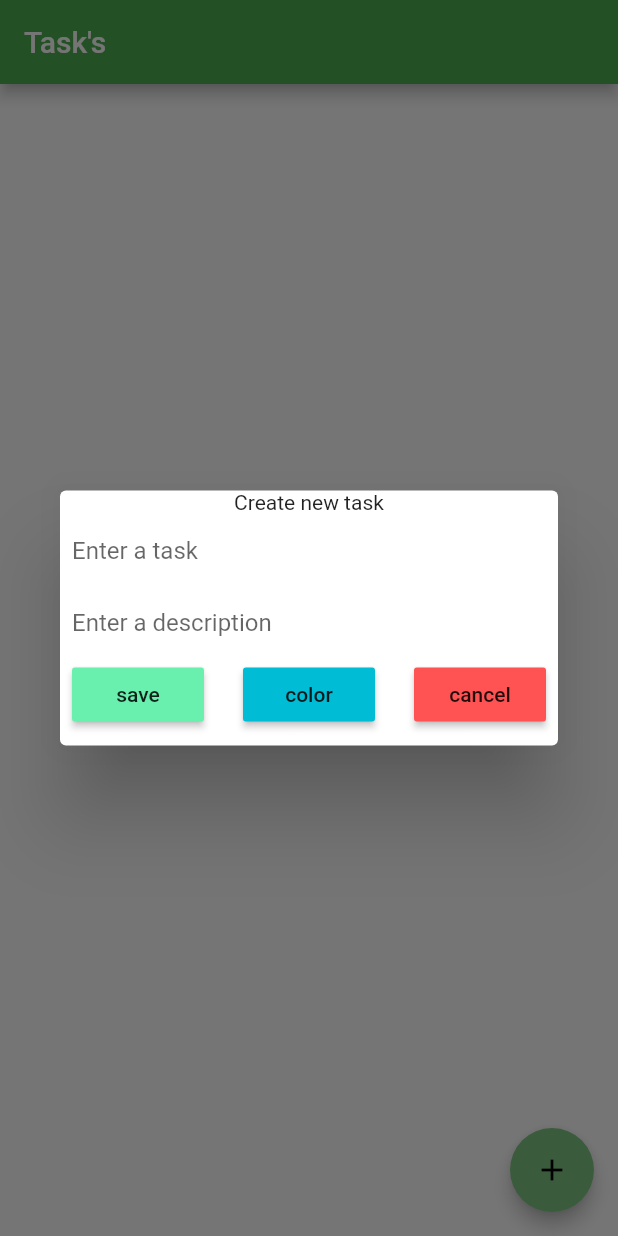
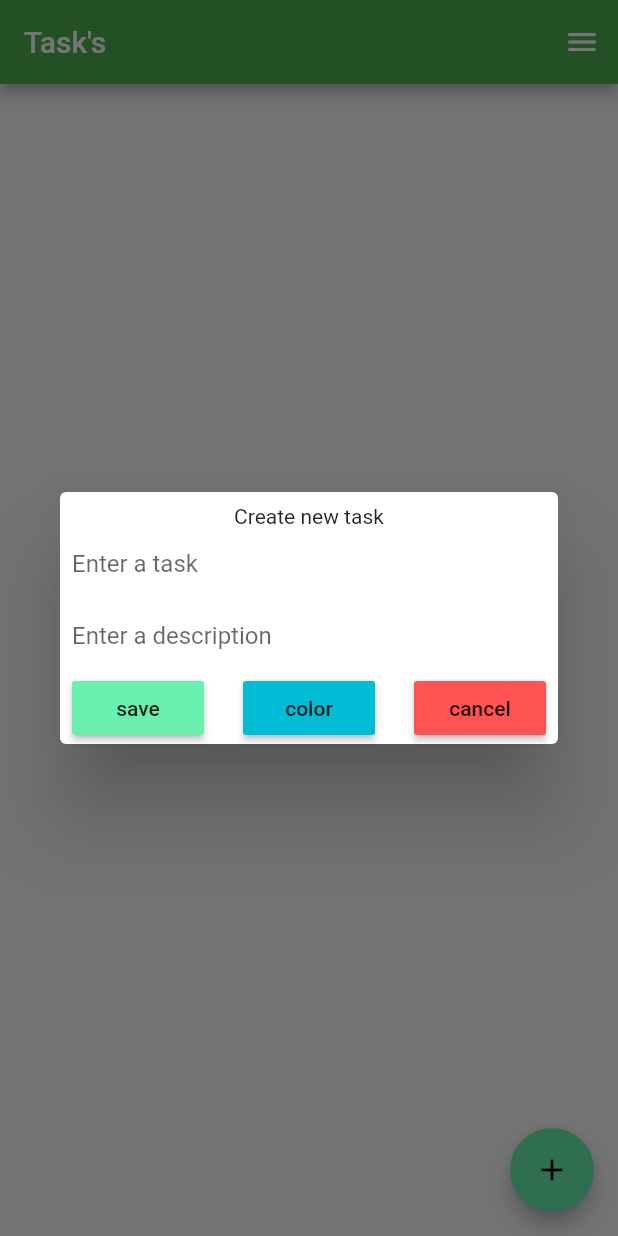
Before and after one commit to Elereman/ToDo, a Flutter app: the screen it shows after launch, after a tap on the "add" icon, on a phone screen of 412 x 824 dp. Run offline on Flutter 3.47's test engine with Material 2 defaults, Android fonts, the phone set to English and light mode, and no system bars; our stand-ins replace rxdart.

Commit message:
Ui edited :  added Settings widget  edited color choose dialog  added dark theme Fixed bugs

```diff
--- a/lib/blocs/home_page_bloc.dart
+++ b/lib/blocs/home_page_bloc.dart
@@ -4,6 +4,7 @@ import 'package:ToDo/blocs/events.dart';
 import 'package:ToDo/blocs/states.dart' as states;
 import 'package:ToDo/blocs/states.dart';
 import 'package:ToDo/models/file_system_repository.dart';
+import 'package:ToDo/models/mock_task_repository.dart';
 import 'package:ToDo/models/task.dart';
 import 'package:ToDo/models/task_repository.dart';
 import 'package:flutter/foundation.dart';
@@ -30,7 +31,7 @@ class HomePageBloc {
     switch (event.type) {
       case HomePageInitializedEvent:
         print('HomePageInitialized');
-        _repository.initialize().then((value) async {
+        await _repository.initialize().then((void value) async {
           _stateStreamController
               .add(HomePageInitializedState<List<Task>>(await _repository.getAll()));
         });
@@ -39,30 +40,38 @@ class HomePageBloc {
       case AddTaskButtonPressedEvent:
         print('TaskButtonPressed');
         final AddTaskButtonPressedEvent _event = event as AddTaskButtonPressedEvent;
-        _repository.create(_event.task);
-        _stateStreamController.add(TaskWidgetCreatedState<Task>(Task(
-            _event.task.task, _event.task.description, _event.task.color)));
+        await _repository.create(_event.task);
+        _stateStreamController.add(TaskWidgetCreatedState<Task>(_event.task));
         break;
 
       case TaskDeletedEvent:
         print('TaskDeleted');
         final TaskDeletedEvent _event = event as TaskDeletedEvent;
-        _repository.delete(_event.task);
-        _stateStreamController.add(TaskDeletedState<bool>(true));
+        await _repository.delete(_event.task);
+        _stateStreamController.add(TaskDeletedState<Task>(_event.task));
+        break;
+
+      case AllTaskDeletedEvent:
+        print('AllTaskDeleted');
+        final AllTaskDeletedEvent _event = event as AllTaskDeletedEvent;
+        _event.taskE.forEach((Task element) async {
+          await _repository.delete(element);
+        });
+        _stateStreamController.add(AllTaskDeletedState<List<Task>>(_event.task));
         break;
 
       case TaskPressedEvent:
         final TaskPressedEvent _event = event as TaskPressedEvent;
-        _repository.update(_event.taskO);
+        final Task updated = await _repository.update(_event.taskO);
         print('TaskPressed');
-        _stateStreamController.add(PressedState<bool>(true));
+        _stateStreamController.add(PressedState<Task>(updated));
         break;
 
       case TaskLongPressedEvent:
         final TaskLongPressedEvent _event = event as TaskLongPressedEvent;
-        _repository.update(_event.taskO);
+        final Task updated = await _repository.update(_event.taskO);
         print('TaskLongPressed');
-        _stateStreamController.add(PressedState<bool>(true));
+        _stateStreamController.add(PressedState<Task>(updated));
         break;
     }
   }
@@ -92,7 +101,21 @@ class TaskDeletedEvent extends Event {
   Task get taskE => task;
 }
 
-class TaskEditedEvent extends Event {}
+class AllTaskDeletedEvent extends Event {
+  final List<Task> task;
+
+  AllTaskDeletedEvent({@required this.task});
+
+  List<Task> get taskE => task;
+}
+
+class TaskEditedEvent extends Event {
+  final Task task;
+
+  TaskEditedEvent({@required this.task});
+
+  Task get taskE => task;
+}
 
 class HomePageInitializedState<T> extends states.State<T> {
   final T data;
@@ -100,7 +123,16 @@ class HomePageInitializedState<T> extends states.State<T> {
   HomePageInitializedState(this.data);
 
   @override
-  T get stateData => throw UnimplementedError();
+  T get stateData => data;
+}
+
+class AllTaskDeletedState<T> extends states.State<T> {
+  final T data;
+
+  AllTaskDeletedState(this.data);
+
+  @override
+  T get stateData => data;
 }
 
 class PressedState<T> extends states.State<T> {
@@ -118,7 +150,7 @@ class TaskDeletedState<T> extends states.State<T> {
   TaskDeletedState(this.state);
 
   @override
-  T get stateData => throw UnimplementedError();
+  T get stateData => state;
 }
 
 class LongPressedState<T> extends states.State<T> {
--- a/lib/main.dart
+++ b/lib/main.dart
@@ -12,8 +12,9 @@ class ToDoApp extends StatelessWidget {
     return MaterialApp(
       theme: ThemeData(
         primaryColor: Colors.green,
-        accentColor: Colors.green[300],
+        accentColor: Colors.greenAccent,
       ),
+      darkTheme: ThemeData.dark(),
       title: 'ToDo Application',
       home: HomePage(
         hbloc: HomePageBloc(),
--- a/lib/models/file_system_repository.dart
+++ b/lib/models/file_system_repository.dart
@@ -11,9 +11,9 @@ class FileSystemRepository implements TaskRepository {
 
   Future<File> get _localFile async {
     final String path = await _localPath;
-    final File _file = File('$path/$_fileName');
-    if(!(await _file.exists())) {
-      _file.create(recursive: true);
+    final File  _file = File('$path/$_fileName');
+    if(!await _file.exists()) {
+      _file.createSync();
     }
     return _file;
   }
@@ -25,37 +25,43 @@ class FileSystemRepository implements TaskRepository {
 
   Future<File> _writeTaskList(List<Task> tasks) async {
     final File file = await _localFile;
-    return file.writeAsString(_codec.encode(tasks));
+    file.deleteSync();
+    file.createSync();
+    return await file.writeAsString(_codec.encode(tasks));
   }
 
   Future<dynamic> _readTaskList() async {
     try {
       final File file = await _localFile;
       final String contents = await file.readAsString();
-
-      print(contents);
-      return _codec.decode(contents);
+      print('String $contents' + 'end');
+      if (contents.isNotEmpty) {
+        String clearContents = contents.replaceAll('null,', '');
+        return await _codec.decode(clearContents);
+      } else {
+        return <dynamic>[];
+      }
     } on Exception catch (e) {
-      print(e);
-      return null;
+      print('exeption $e');
+      return <dynamic>[];
     }
   }
 
   @override
   Future<bool> create(Task task) async {
-    getAll().then((List<Task> value) {
-      _writeTaskList(<Task>[...value, task]);
-      return true;
-    });
+    final List<Task> value = await getAll();
+    task.id = value.length;
+    print('task id ${task.id}');
+    await _writeTaskList(<Task>[...value, task]);
     return true;
   }
 
   @override
   Future<bool> delete(Task task) async {
-    List<Task> _tasks = await getAll();
-    _tasks.removeAt(task.
-    TaskID);
-    await _writeTaskList(_tasks);
+    final List<Task> _tasks = await getAll();
+    _tasks.removeAt(task.id);
+    await _writeTaskList(_rebuildIDsInList(_tasks));
+    print('deleted');
     return true;
   }
 
@@ -64,14 +70,30 @@ class FileSystemRepository implements TaskRepository {
     final dynamic value = await _readTaskList();
     if (value != null) {
       final List<Task> tasks = <Task>[];
+      print('runtime type ${value.runtimeType}');
       final List<dynamic> _tasks = value as List<dynamic>;
+      print('started conversion');
       _tasks.forEach((dynamic element) {
+        print(element as Map<String, dynamic>);
         tasks.add(_convertFromJsonToTask(element as Map<String, dynamic>));
       });
       return tasks;
     } else {
-      return <Task> [];
+      return <Task>[];
     }
+  }
+
+  List<Task> _rebuildIDsInList(List<Task> tasks) {
+    final List<Task> _result = <Task>[];
+    int id = 0;
+    tasks.forEach((Task element) {
+      if (element.id == id + 1) {
+        element.id = id;
+      }
+      _result.add(element);
+      ++id;
+    });
+    return _result;
   }
 
   Task _convertFromJsonToTask(Map<String, dynamic> task) => Task(
@@ -88,9 +110,11 @@ class FileSystemRepository implements TaskRepository {
   }
 
   @override
-  Future<bool> update(Task task) async {
-    await delete(task);
-    await create(task);
-    return true;
+  Future<Task> update(Task task) async {
+    final List<Task> _tasks = await getAll();
+    _tasks.removeAt(task.id);
+    _tasks.insert(task.id, task);
+    await _writeTaskList(_tasks);
+    return task;
   }
 }
--- a/lib/models/task.dart
+++ b/lib/models/task.dart
@@ -6,7 +6,7 @@ class Task {
   bool isCompleted;
 
   Task(this._task, this._taskDescription, this._color,
-      {this.isCompleted = false, this.id = 0});
+      {this.isCompleted = false, this.id = -1});
 
   bool get isComplete => isCompleted;
 
--- a/lib/view/pages/home_page.dart
+++ b/lib/view/pages/home_page.dart
@@ -1,6 +1,8 @@
 import 'package:ToDo/blocs/home_page_bloc.dart' as bloc;
 import 'package:ToDo/blocs/task_dialog_bloc.dart';
 import 'package:ToDo/models/task.dart';
+import 'package:ToDo/view/widgets/color_chose.dart';
+import 'package:ToDo/view/widgets/settings_widget.dart';
 import 'package:ToDo/view/widgets/task_dialog.dart';
 import 'package:ToDo/view/widgets/task_widget.dart';
 import 'package:ToDo/blocs/events.dart';
@@ -9,7 +11,7 @@ import 'package:flutter/material.dart';
 
 class HomePage extends StatelessWidget {
   final bloc.HomePageBloc hbloc;
-  final List<Widget> _widgets = <SimpleTaskWidget>[];
+  final List<TaskWidget> _widgets = <SimpleTaskWidget>[];
   final TaskDialogBloc _taskBloc = TaskDialogBloc();
   Color _chosenColor = Colors.cyan;
 
@@ -27,9 +29,10 @@ class HomePage extends StatelessWidget {
         _widgets.add(
           SimpleTaskWidget(
             bloc: hbloc,
-            color: Color(element.color),
+            mainColor: Color(element.color),
             task: element,
-            onDissmised: _deleteTaskWidget,
+            onDismissed: _deleteTaskWidget,
+            checkboxValue: element.isComplete,
             dialog: TaskDialog(
               onSaveButton: _sendTaskToBloc,
               dialogText: 'Create new task',
@@ -41,7 +44,7 @@ class HomePage extends StatelessWidget {
     });
   }
 
-  void _deleteTaskWidget(Widget widget) {
+  void _deleteTaskWidget(TaskWidget widget) {
     _widgets.remove(widget);
   }
 
@@ -65,24 +68,32 @@ class HomePage extends StatelessWidget {
     ));
   }
 
-  void _addWidgetFromSnapshot(AsyncSnapshot<states.State<dynamic>> snapshot) {
-    print(snapshot.data.runtimeType);
+  void _handleState(AsyncSnapshot<states.State<dynamic>> snapshot) {
     if (snapshot.hasData) {
       if (snapshot.data is states.TaskWidgetCreatedState<Task>) {
         final states.State<Task> _state =
             snapshot.data as states.TaskWidgetCreatedState<Task>;
         final Task _task = _state.stateData;
         _widgets.add(SimpleTaskWidget(
-          onDissmised: _deleteTaskWidget,
+            onDismissed: _deleteTaskWidget,
             bloc: hbloc,
-          color: _chosenColor,
+            mainColor: _chosenColor,
             task: _task,
             dialog: TaskDialog(
               onSaveButton: _sendTaskToBloc,
               dialogText: 'Edit task',
               bloc: _taskBloc,
-          )
-        ));
+            )));
+      } else if (snapshot.data is bloc.TaskDeletedState<Task>) {
+        final List<TaskWidget> _toRemove = <TaskWidget>[];
+        final states.State<Task> _state =
+        snapshot.data as bloc.TaskDeletedState<Task>;
+        _widgets.forEach((TaskWidget element) {
+          if(element.getTask() == _state.stateData) {
+            _toRemove.add(element);
+          }
+        });
+        _widgets.removeWhere((TaskWidget element) => _toRemove.contains(element));
       }
     }
   }
@@ -90,6 +101,9 @@ class HomePage extends StatelessWidget {
   @override
   Widget build(BuildContext context) {
     return Scaffold(
+      endDrawer: SettingsDrawer(<Color>[
+        Colors.black,
+      ], _deleteAllTasks),
       appBar: AppBar(
         title: const Text('Task\'s'),
       ),
@@ -97,14 +111,13 @@ class HomePage extends StatelessWidget {
           stream: hbloc.stateStream,
           builder: (BuildContext context,
               AsyncSnapshot<states.State<dynamic>> snapshot) {
-            _addWidgetFromSnapshot(snapshot);
+            _handleState(snapshot);
             return SingleChildScrollView(
               child: Column(
                 children: _widgets,
               ),
             );
           }),
-      backgroundColor: Colors.white,
       floatingActionButton: FloatingActionButton(
         child: const Icon(Icons.add),
         onPressed: () {
@@ -126,4 +139,11 @@ class HomePage extends StatelessWidget {
       ),
     );
   }
+
+  void _deleteAllTasks() {
+    final List<TaskWidget> _toRemove = _widgets;
+    _widgets.forEach((TaskWidget element) =>
+        _sendEventToBloc(bloc.TaskDeletedEvent(task: element.getTask())));
+    _widgets.removeWhere((TaskWidget element) => _toRemove.contains(element));
   }
+}
--- /dev/null
+++ b/lib/view/widgets/settings_widget.dart
@@ -0,0 +1,86 @@
+import 'package:ToDo/view/widgets/color_chose.dart';
+import 'package:flutter/material.dart';
+
+class SettingsDrawer extends StatelessWidget {
+  final List<Color> _colorPalette;
+  final Function _onClearAllButton;
+
+  const SettingsDrawer(this._colorPalette, this._onClearAllButton, {Key key})
+      : super(key: key);
+
+  @override
+  Widget build(BuildContext context) {
+    return Drawer(
+      child: SafeArea(
+        child: ListView(
+          padding: EdgeInsets.zero,
+          children: <Widget>[
+            Container(
+              color: Theme.of(context).bottomAppBarColor,
+              child: const Text(
+                'Settings',
+                textAlign: TextAlign.center,
+                style: TextStyle(fontSize: 23),
+              ),
+            ),
+            ListTile(
+              leading: const Icon(Icons.brush),
+              title: Row(
+                children: <Widget>[
+                  const Text('Dark theme'),
+                  const Spacer(),
+                  Switch(value: false, onChanged: (bool value) => print(value)),
+                ],
+              ),
+            ),
+            ListTile(
+              leading: const Icon(Icons.text_format),
+              title: Row(
+                children: <Widget>[
+                  const Text('Task color'),
+                  const Spacer(),
+                  MaterialButton(
+                    onPressed: () {
+                      _showColorChoseDialog(context, null);
+                    },
+                    color: _colorPalette[0],
+                  ),
+                ],
+              ),
+            ),
+            ListTile(
+              leading: const Icon(Icons.text_format),
+              title: Row(
+                children: <Widget>[
+                  const Text('Description color'),
+                  const Spacer(),
+                  MaterialButton(
+                    onPressed: () {
+                      _showColorChoseDialog(context, null);
+                    },
+                    color: _colorPalette[0],
+                  ),
+                ],
+              ),
+            ),
+            MaterialButton(
+              color: Theme.of(context).bottomAppBarColor,
+              child: const Text('Restore defaults'),
+              onPressed: () => print('Restored'),
+            ),
+            MaterialButton(
+              color: Theme.of(context).bottomAppBarColor,
+              child: const Text('Delete all tasks'),
+              onPressed: () => _onClearAllButton(),
+            ),
+          ],
+        ),
+      ),
+    );
+  }
+
+  Future<ColorChoose> _showColorChoseDialog(
+      BuildContext context, ColorChoose colorChoose) async {
+    return await showDialog(context: context, child: colorChoose);
+  }
+}
--- a/lib/view/widgets/task_dialog.dart
+++ b/lib/view/widgets/task_dialog.dart
@@ -1,11 +1,16 @@
 import 'package:ToDo/blocs/events.dart';
 import 'package:ToDo/blocs/states.dart' as states;
 import 'package:ToDo/blocs/task_dialog_bloc.dart' as tbloc;
+import 'package:ToDo/models/task.dart';
 import 'package:ToDo/view/widgets/color_chose.dart';
 import 'package:flutter/material.dart';
 
 class TaskDialog extends StatelessWidget {
-  final Function(String task, String description,int colorHex,) onSaveButton;
+  final Function(
+    String task,
+    String description,
+    int colorHex,
+  ) onSaveButton;
   final String dialogText;
   final tbloc.TaskDialogBloc bloc;
 
@@ -15,14 +20,28 @@ class TaskDialog extends StatelessWidget {
   String task, description;
   Color color;
 
-  TaskDialog({
-    @required this.onSaveButton,
+  Task taskO;
+
+  TaskDialog(
+      {@required this.onSaveButton,
       @required this.dialogText,
       @required this.bloc,
       Key key,
       this.color = Colors.cyan,
       this.task = '',
-    this.description = ''}) : super(key: key);
+      this.description = ''})
+      : super(key: key);
+
+  TaskDialog.edit(
+      {@required this.onSaveButton,
+      @required this.dialogText,
+      @required this.bloc,
+      @required this.taskO,
+      Key key,
+      this.color = Colors.cyan,
+      this.task = '',
+      this.description = ''})
+      : super(key: key);
 
   @override
   Widget build(BuildContext context) {
@@ -30,35 +49,33 @@ class TaskDialog extends StatelessWidget {
     descriptionController.text = description;
     return Dialog(
       child: SingleChildScrollView(
-        child: Container(
-          height: 170,
         child: Column(
+          mainAxisSize: MainAxisSize.min,
           children: <Widget>[
-              Text(dialogText),
             Padding(
-                padding: const EdgeInsets.symmetric(horizontal : 8.0),
+              padding: const EdgeInsetsDirectional.only(top: 8.0),
+              child: Text(dialogText),
+            ),
+            Padding(
+              padding: const EdgeInsets.symmetric(horizontal: 8.0),
               child: TextField(
                 controller: taskController,
                 onChanged: (String value) => task = value,
                 decoration: const InputDecoration(
-                      border: InputBorder.none,
-                      hintText: 'Enter a task'
-                  ),
+                    border: InputBorder.none, hintText: 'Enter a task'),
               ),
             ),
             Padding(
-                padding: const EdgeInsets.symmetric(horizontal : 8.0),
+              padding: const EdgeInsets.symmetric(horizontal: 8.0),
               child: TextField(
                 controller: descriptionController,
                 onChanged: (String value) => description = value,
                 decoration: const InputDecoration(
-                      border: InputBorder.none,
-                      hintText: 'Enter a description'
-                  ),
+                    border: InputBorder.none, hintText: 'Enter a description'),
               ),
             ),
             Padding(
-                padding: const EdgeInsets.symmetric(horizontal : 8.0),
+              padding: const EdgeInsets.symmetric(horizontal: 8.0),
               child: Row(
                 mainAxisAlignment: MainAxisAlignment.end,
                 children: <Widget>[
@@ -66,7 +83,8 @@ class TaskDialog extends StatelessWidget {
                     color: Colors.greenAccent,
                     child: const Text('save'),
                     onPressed: () {
-                        onSaveButton(taskController.text, descriptionController.text, color.value);
+                      onSaveButton(taskController.text,
+                          descriptionController.text, color.value);
                       _closeDialog(context);
                     },
                   ),
@@ -86,8 +104,7 @@ class TaskDialog extends StatelessWidget {
                             });
                           },
                         );
-                      }
-                    ),
+                      }),
                   const Spacer(),
                   MaterialButton(
                     color: Colors.redAccent,
@@ -98,7 +115,6 @@ class TaskDialog extends StatelessWidget {
               ),
             ),
           ],
-          ),
         ),
       ),
     );
@@ -120,9 +136,9 @@ class TaskDialog extends StatelessWidget {
           Colors.yellow,
           Colors.green,
           Colors.red,
-          Colors.blue,
+          Colors.blueAccent,
           Colors.orange,
-          Colors.blueAccent,
+          Colors.deepOrange,
         ],
         function: changeColor,
       ),
@@ -132,9 +148,9 @@ class TaskDialog extends StatelessWidget {
   Color _getColorFromSnapshot(AsyncSnapshot<states.State<dynamic>> snapshot) {
     if (snapshot.hasData) {
       print(snapshot.data);
-      if(snapshot.data is tbloc.ColorChangedState<int>) {
-        final tbloc.ColorChangedState<int> colorChange = snapshot.data
-        as tbloc.ColorChangedState<int>;
+      if (snapshot.data is tbloc.ColorChangedState<int>) {
+        final tbloc.ColorChangedState<int> colorChange =
+            snapshot.data as tbloc.ColorChangedState<int>;
         return Color(colorChange.data);
       }
     }
--- a/pubspec.yaml
+++ b/pubspec.yaml
@@ -24,7 +24,6 @@ dependencies:
   shared_preferences: 0.5.8
   localstorage: 3.0.0
   rxdart: 0.24.1
-  flutter_colorpicker: 0.3.4
 
   flutter:
     sdk: flutter
```
Also changed, not shown: lib/models/mock_task_repository.dart (+13 -9 lines), lib/models/task_local_storage_repository.dart (deleted, +0 -71 lines), lib/models/task_repository.dart (+5 -5 lines), lib/view/widgets/color_chose.dart (+5 -5 lines), lib/view/widgets/task_widget.dart (+43 -21 lines), pubspec.lock, 1 other file. Lines whose indentation alone changed are shown as unchanged.
